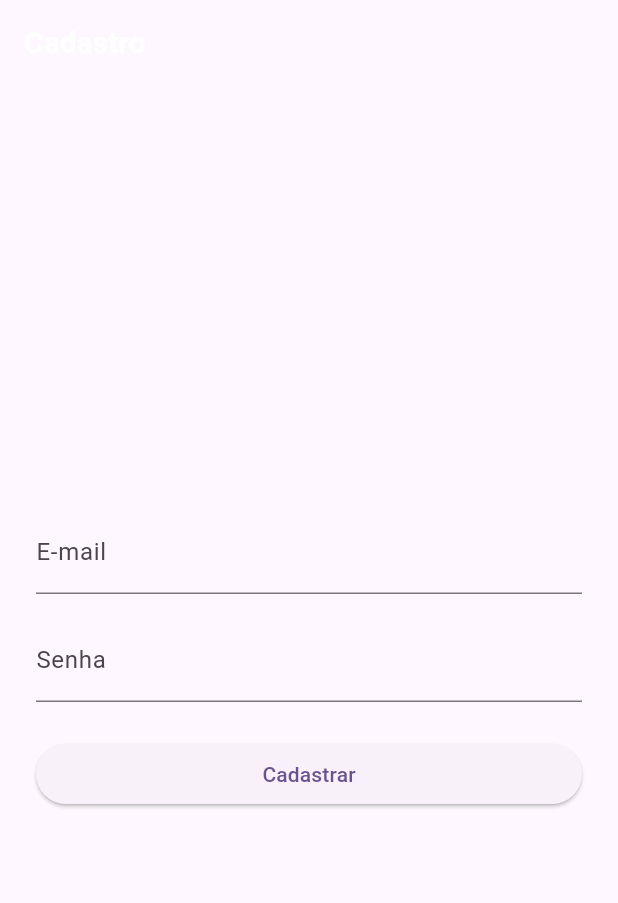
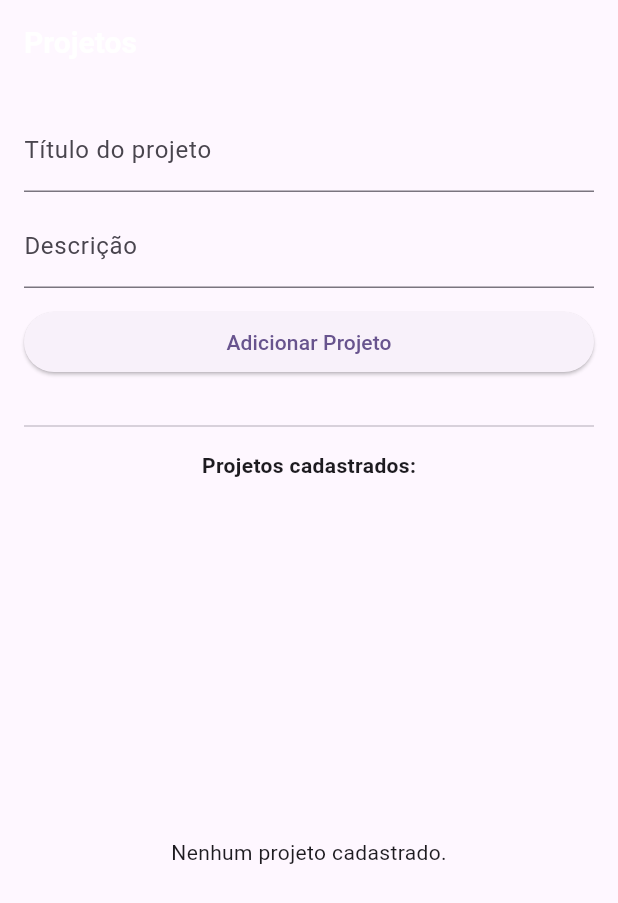
Before and after one commit to euclidesgc/kanbatask, a Flutter app: the screen it shows after launch, on a phone screen of 412 x 824 dp. Shown: the top 903 px of the screen. Run offline on Flutter 3.47's test engine with Material 3 defaults, Android fonts, the phone set to English and light mode, and no system bars; our stand-ins replace cloud_firestore, firebase_auth, firebase_core, firebase_crashlytics, google_fonts; accounts and stored records are empty.

```diff
--- a/lib/main.dart
+++ b/lib/main.dart
@@ -1,3 +1,4 @@
+import 'package:cloud_firestore/cloud_firestore.dart';
 import 'package:firebase_auth/firebase_auth.dart';
 import 'package:firebase_core/firebase_core.dart';
 import 'package:firebase_crashlytics/firebase_crashlytics.dart';
@@ -32,7 +33,136 @@ class MyApp extends StatelessWidget {
           ),
         ),
       ),
-      home: const RegisterPage(),
+      home: const ProjectsPage(),
+    );
+  }
+}
+
+class ProjectsPage extends StatefulWidget {
+  const ProjectsPage({super.key});
+
+  @override
+  State<ProjectsPage> createState() => _ProjectsPageState();
+}
+
+class _ProjectsPageState extends State<ProjectsPage> {
+  final TextEditingController _titleController = TextEditingController();
+  final TextEditingController _descController = TextEditingController();
+  bool _loading = false;
+  String? _error;
+
+  Future<void> _addProject() async {
+    setState(() {
+      _loading = true;
+      _error = null;
+    });
+    try {
+      await FirebaseFirestore.instance.collection('projects').add({
+        'title': _titleController.text.trim(),
+        'description': _descController.text.trim(),
+        'createdAt': FieldValue.serverTimestamp(),
+      });
+      _titleController.clear();
+      _descController.clear();
+    } catch (e) {
+      setState(() {
+        _error = 'Erro ao adicionar projeto.';
+      });
+    } finally {
+      setState(() {
+        _loading = false;
+      });
+    }
+  }
+
+  @override
+  Widget build(BuildContext context) {
+    return Scaffold(
+      appBar: AppBar(title: const Text('Projetos')),
+      body: Padding(
+        padding: const EdgeInsets.all(16.0),
+        child: Column(
+          children: [
+            TextField(
+              controller: _titleController,
+              decoration: const InputDecoration(labelText: 'Título do projeto'),
+            ),
+            const SizedBox(height: 8),
+            TextField(
+              controller: _descController,
+              decoration: const InputDecoration(labelText: 'Descrição'),
+            ),
+            const SizedBox(height: 12),
+            if (_error != null) ...[
+              Text(_error!, style: const TextStyle(color: Colors.red)),
+              const SizedBox(height: 8),
+            ],
+            SizedBox(
+              width: double.infinity,
+              child: ElevatedButton(
+                onPressed: _loading
+                    ? null
+                    : () {
+                        if (_titleController.text.isNotEmpty) {
+                          _addProject();
+                        }
+                      },
+                child: _loading
+                    ? const SizedBox(
+                        width: 20,
+                        height: 20,
+                        child: CircularProgressIndicator(strokeWidth: 2),
+                      )
+                    : const Text('Adicionar Projeto'),
+              ),
+            ),
+            const SizedBox(height: 24),
+            const Divider(),
+            const SizedBox(height: 8),
+            const Text(
+              'Projetos cadastrados:',
+              style: TextStyle(fontWeight: FontWeight.bold),
+            ),
+            const SizedBox(height: 8),
+            Expanded(
+              child: StreamBuilder<QuerySnapshot>(
+                stream: FirebaseFirestore.instance
+                    .collection('projects')
+                    .orderBy('createdAt', descending: true)
+                    .snapshots(),
+                builder: (context, snapshot) {
+                  if (snapshot.connectionState == ConnectionState.waiting) {
+                    return const Center(child: CircularProgressIndicator());
+                  }
+                  if (snapshot.hasError) {
+                    return const Center(
+                      child: Text('Erro ao carregar projetos.'),
+                    );
+                  }
+                  final docs = snapshot.data?.docs ?? [];
+                  if (docs.isEmpty) {
+                    return const Center(
+                      child: Text('Nenhum projeto cadastrado.'),
+                    );
+                  }
+                  return ListView.builder(
+                    itemCount: docs.length,
+                    itemBuilder: (context, index) {
+                      final data = docs[index].data() as Map<String, dynamic>;
+                      return Card(
+                        child: ListTile(
+                          title: Text(data['title'] ?? ''),
+                          subtitle: Text(data['description'] ?? ''),
+                        ),
+                      );
+                    },
+                  );
+                },
+              ),
+            ),
+          ],
+        ),
+      ),
     );
   }
 }
```
